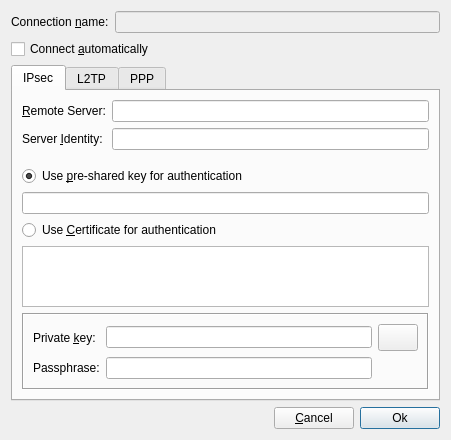
Above: src/dialogs/ConnectionSettingsDialog.ui from wejaeger/l2tp-ipsec-vpn before the change. Below: the same form after it.
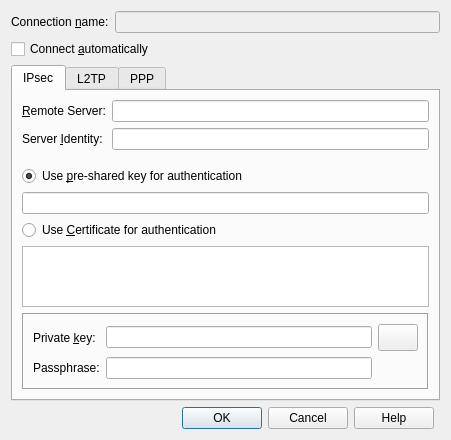
That is the form after the change. Icons and pictures are not drawn.

Commit message: added help button to all dialogs

```diff
--- a/src/dialogs/ConnectionSettingsDialog.ui
+++ b/src/dialogs/ConnectionSettingsDialog.ui
@@ -18,7 +18,7 @@
     <normaloff>:/images/configure.png</normaloff>:/images/configure.png</iconset>
   </property>
   <layout class="QGridLayout" name="m_pDialogGridLayout">
-   <item row="0" column="0" colspan="3">
+   <item row="0" column="0" colspan="2">
     <layout class="QFormLayout" name="m_pConnectionNameLayout">
      <property name="fieldGrowthPolicy">
       <enum>QFormLayout::AllNonFixedFieldsGrow</enum>
@@ -61,7 +61,7 @@
      </property>
     </widget>
    </item>
-   <item row="2" column="0" colspan="3">
+   <item row="2" column="0" colspan="2">
     <widget class="QTabWidget" name="m_pTabWidget">
      <property name="focusPolicy">
       <enum>Qt::StrongFocus</enum>
@@ -561,41 +561,10 @@
      </widget>
     </widget>
    </item>
-   <item row="3" column="1">
-    <widget class="QPushButton" name="m_pCancelButton">
-     <property name="sizePolicy">
-      <sizepolicy hsizetype="Fixed" vsizetype="Fixed">
-       <horstretch>0</horstretch>
-       <verstretch>0</verstretch>
-      </sizepolicy>
-     </property>
-     <property name="text">
-      <string>&amp;Cancel</string>
-     </property>
-     <property name="autoDefault">
-      <bool>false</bool>
-     </property>
-     <property name="default">
-      <bool>false</bool>
-     </property>
-    </widget>
-   </item>
-   <item row="3" column="2">
-    <widget class="QPushButton" name="m_pOkButton">
-     <property name="sizePolicy">
-      <sizepolicy hsizetype="Fixed" vsizetype="Fixed">
-       <horstretch>0</horstretch>
-       <verstretch>0</verstretch>
-      </sizepolicy>
-     </property>
-     <property name="text">
-      <string>Ok</string>
-     </property>
-     <property name="autoDefault">
-      <bool>false</bool>
-     </property>
-     <property name="default">
-      <bool>true</bool>
+   <item row="3" column="0">
+    <widget class="QDialogButtonBox" name="m_pButtonBox">
+     <property name="standardButtons">
+      <set>QDialogButtonBox::Cancel|QDialogButtonBox::Help|QDialogButtonBox::Ok</set>
      </property>
     </widget>
    </item>
```
Left out of the diff: 40 changed lines with no effect on the pictures. The commit also changes 27 other files.
